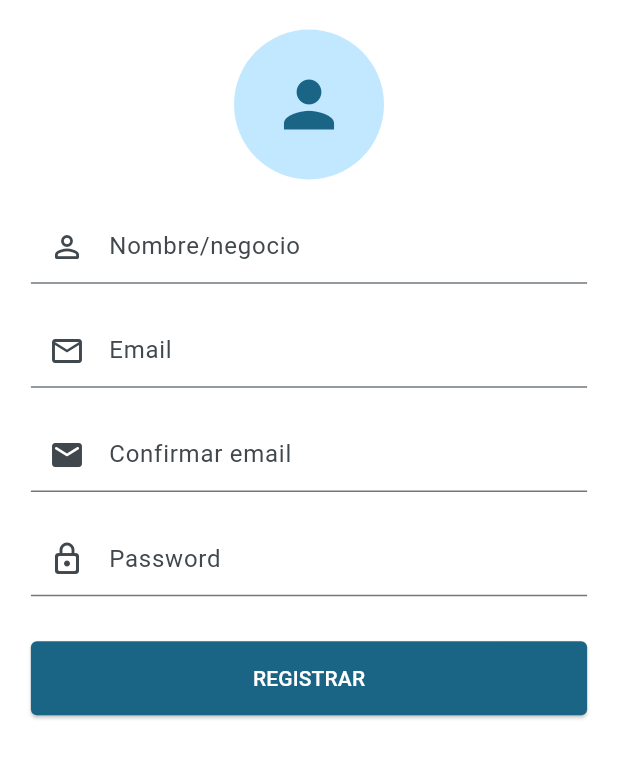
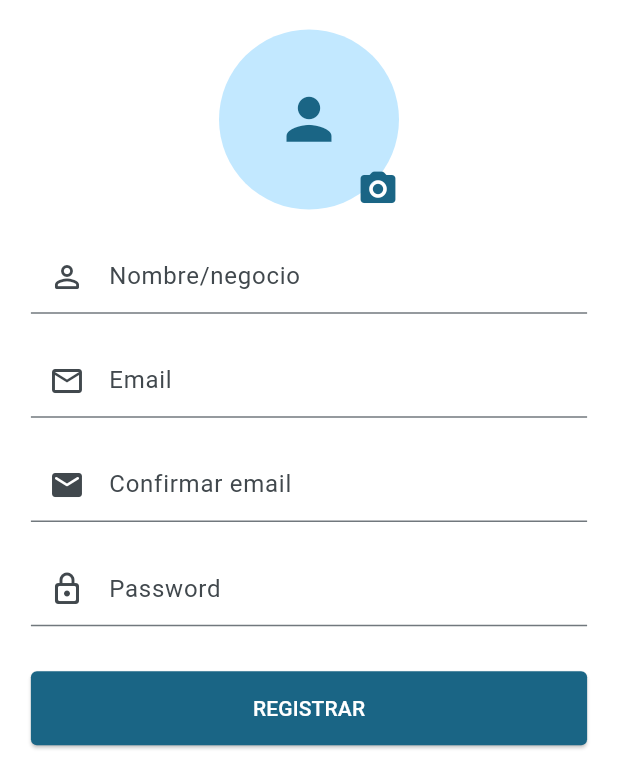
Before and after one commit to gonzacabrera2506/punto_pos, a Flutter app: the RegisterScreen screen opened by its route, on a phone screen of 412 x 824 dp, the part 452-1236 px from its top. Run offline on Flutter 3.47's test engine with Material 3 defaults, Android fonts, the phone set to English and light mode, and no system bars; our stand-ins replace go_router, image_picker.

Commit message:
ADD: icon button for camera in signup

```diff
--- a/lib/config/theme/app_theme.dart
+++ b/lib/config/theme/app_theme.dart
@@ -1,6 +1,7 @@
 import 'package:flutter/material.dart';
 
 const Color primaryColor = Color(0xFF2CA2D3);
+const Color secundaryColor = Color.fromARGB(255, 28, 98, 129);
 
 class AppTheme {
   ThemeData theme() {
--- a/lib/features/register/presentation/register_screen.dart
+++ b/lib/features/register/presentation/register_screen.dart
@@ -2,6 +2,7 @@ import 'dart:io';
 
 import 'package:flutter/material.dart';
 import 'package:stock_ventas/shared/infrastructure/services/camera_gallery_service_impl.dart';
+import 'package:stock_ventas/shared/widgets/custom_button_camera.dart';
 import 'package:stock_ventas/shared/widgets/custom_circle_avatar.dart';
 import 'package:stock_ventas/shared/widgets/custom_elevated_button.dart';
 import 'package:stock_ventas/shared/widgets/custom_scaffold.dart';
@@ -41,6 +42,9 @@ class _RegisterScreenState extends State<RegisterScreen> {
             Form(
               child: Column(
                 children: [
+                  Stack(
+                    alignment: AlignmentDirectional.bottomEnd,
+                    children: [
                       CustomCircleAvatar(
                         onTap: () async {
                           final photoPath =
@@ -51,12 +55,31 @@ class _RegisterScreenState extends State<RegisterScreen> {
                             });
                           }
                         },
-                    backgroundImage: _image != null ? FileImage(_image!) : null,
+                        backgroundImage:
+                            _image != null ? FileImage(_image!) : null,
                         icon: Icon(
                           Icons.person,
-                      size: 50.0,
+                          size: 45.0,
                           color: Theme.of(context).colorScheme.primary,
                         ),
+                      ),
+                      GestureDetector(
+                        onTap: () async {
+                          final photoPath =
+                              await CameraGalleryServiceImpl().selectPhoto();
+                          if (photoPath != null) {
+                            setState(() {
+                              _image = File(photoPath);
+                            });
+                          }
+                        },
+                        child: Icon(
+                          Icons.camera_alt_rounded,
+                          size: 28.0,
+                          color: Theme.of(context).colorScheme.primary,
+                        ),
+                      ),
+                    ],
                   ),
                   SizedBox(height: 20),
                   CustomTextFormField(
--- a/lib/shared/widgets/custom_circle_avatar.dart
+++ b/lib/shared/widgets/custom_circle_avatar.dart
@@ -21,7 +21,7 @@ class _CustomCircleAvatarState extends State<CustomCircleAvatar> {
     return GestureDetector(
       onTap: widget.onTap,
       child: CircleAvatar(
-        radius: 50.0,
+        radius: 60.0,
         backgroundImage: widget.backgroundImage,
         child: widget.backgroundImage == null ? widget.icon : null,
       ),
```
Also changed, not shown: lib/shared/widgets/custom_button_camera.dart (added, +30 -0 lines). Lines whose indentation alone changed are shown as unchanged.
